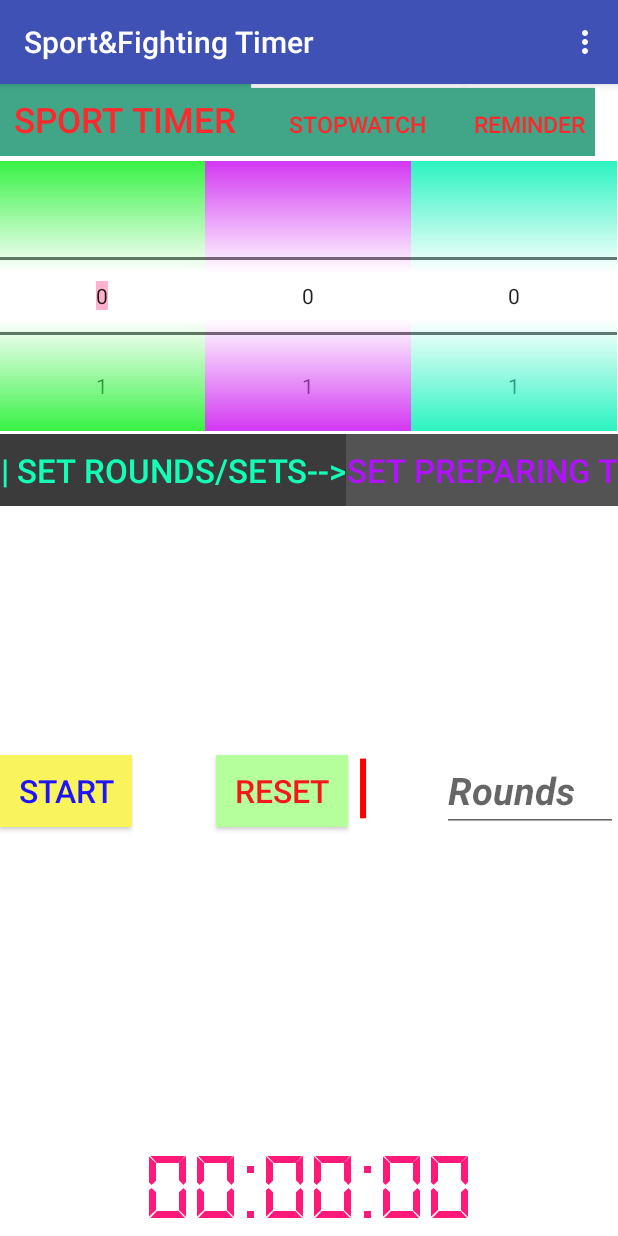
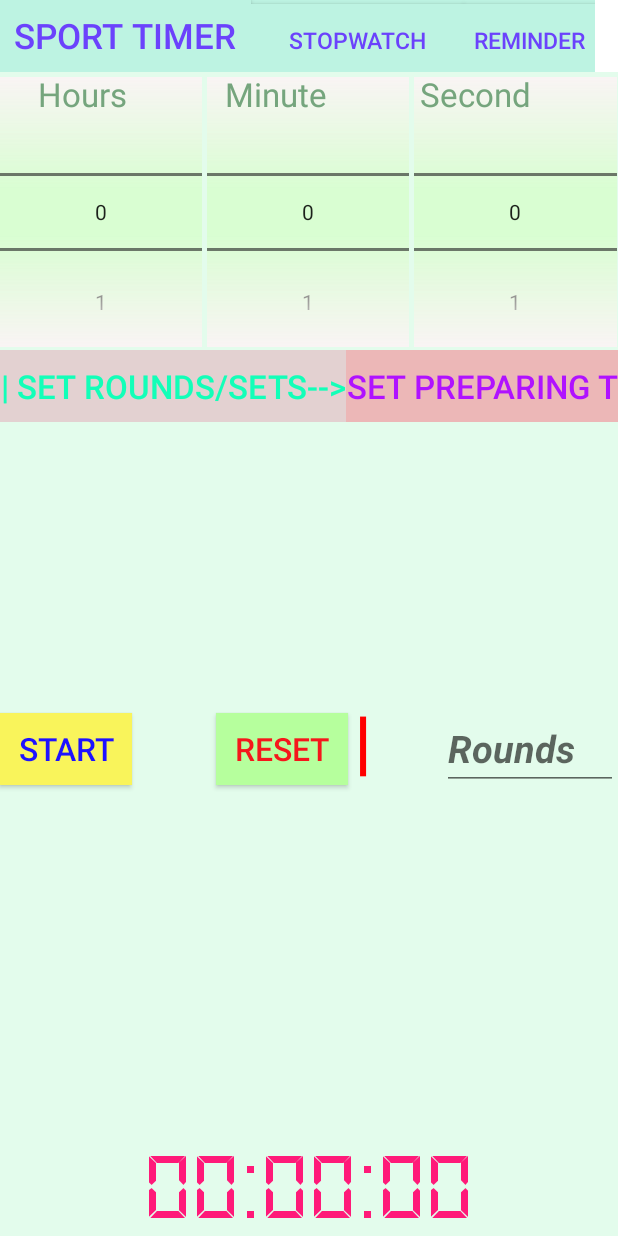
Before and after one commit to vasterlord/LastProG_Timer, an Android app: the screen it shows after launch (MainActivity), on a phone screen of 412 x 824 dp. Run offline under Robolectric (Android 15) with nearby library versions, the phone set to English and light mode, and no system bars.

Commit message:
modifi all desine

```diff
--- a/app/src/main/java/timerbench/com/timerbench/MainActivity.java
+++ b/app/src/main/java/timerbench/com/timerbench/MainActivity.java
@@ -26,6 +26,7 @@ import java.text.DateFormat;
 import java.util.ArrayList;
 import java.util.Calendar;
 import java.util.Date;
+import java.util.List;
 
 import timerbench.com.timerbench.adapters.AlyarmAdapter;
 import timerbench.com.timerbench.model.UserAlyarm;
@@ -167,10 +168,9 @@ public class MainActivity extends AppCompatActivity {
                 Bundle bundle = data.getExtras();
                 String message = bundle.getString("message", "Alarm started");
                 Calendar calendar = (Calendar) bundle.get("calendar");
-
+                UserAlyarm userAlarm = new UserAlyarm();
                 if (calendar != null) {
                     startAlert(calendar, message);
-                    UserAlyarm userAlarm = new UserAlyarm();
                     userAlarm.setMessage(message);
                     userAlarm.setTime(DateFormat.getDateTimeInstance().format(calendar.getTime()));
                     userAlarmArrayList.add(0, userAlarm);
@@ -181,6 +181,8 @@ public class MainActivity extends AppCompatActivity {
     }
 
     public void startAlert(Calendar calendar, String message) {
+//        List<Intent> intents = new ArrayList<>();
+//        intents.add(0, new Intent(this, AlarmReceiver.class).putExtra("message", message));
         Intent intent = new Intent(this, AlarmReceiver.class);
         intent.putExtra("message", message);
         PendingIntent pendingIntent = PendingIntent.getBroadcast(this.getApplicationContext(), REQUEST_CODE_ALERT, intent, 0);
--- a/app/src/main/java/timerbench/com/timerbench/SportTimer.java
+++ b/app/src/main/java/timerbench/com/timerbench/SportTimer.java
@@ -474,6 +474,7 @@ public class SportTimer extends Fragment {
                 setTimeOption = 2;
             }
             else if ((rounds ==  0)||(end == 1)) {
+                setTimeOption = 1;
                 npHours.setEnabled(true);
                 npMinutes.setEnabled(true);
                 npSeconds.setEnabled(true);
--- a/app/src/main/java/timerbench/com/timerbench/adapters/AlyarmAdapter.java
+++ b/app/src/main/java/timerbench/com/timerbench/adapters/AlyarmAdapter.java
@@ -7,9 +7,11 @@ import android.view.View;
 import android.view.ViewGroup;
 import android.widget.BaseAdapter;
 import android.widget.Button;
+import android.widget.ListView;
 import android.widget.TextView;
 
 import java.util.ArrayList;
+import java.util.List;
 
 import timerbench.com.timerbench.R;
 import timerbench.com.timerbench.model.UserAlyarm;
@@ -19,15 +21,16 @@ import timerbench.com.timerbench.model.UserAlyarm;
  */
 public class AlyarmAdapter extends BaseAdapter {
 
-//    private final Context context;
+    private final Context context;
     private final ArrayList<UserAlyarm> alarmArrayList;
     private final LayoutInflater inflater;
 
     public AlyarmAdapter(Context context, ArrayList<UserAlyarm> alarmArrayList) {
-//        this.context = context;
+        this.context = context;
+//      this.alarmArrayList.addAll(alarmArrayList);
         this.alarmArrayList = alarmArrayList;
-//        inflater = LayoutInflater.from(this.context);
-        inflater = (LayoutInflater) context.getSystemService(context.LAYOUT_INFLATER_SERVICE);
+        inflater = LayoutInflater.from(this.context);
+     //   inflater = (LayoutInflater) context.getSystemService(context.LAYOUT_INFLATER_SERVICE);
     }
 
     @Override
@@ -59,9 +62,20 @@ public class AlyarmAdapter extends BaseAdapter {
             mViewHolder = (MyViewHolder) convertView.getTag();
         }
 
+//        Button buttonRem = (Button) view.findViewById(R.id.buttonRemovs);
+//        ListView  listView = (ListView) view.findViewById(R.id.listView);
+//        buttonRem.setOnClickListener(new View.OnClickListener() {
+//            @Override
+//            public void onClick(View v) {
+//               listView.removeFooterView(v);
+//            }
+//        });
+
         UserAlyarm userAlarm = alarmArrayList.get(position);
         mViewHolder.textViewMessage.setText(userAlarm.getMessage());
         mViewHolder.textViewTime.setText(userAlarm.getTime());
+
+
 
         return convertView;
     }
--- a/app/src/main/java/timerbench/com/timerbench/resivers/RingAlarm.java
+++ b/app/src/main/java/timerbench/com/timerbench/resivers/RingAlarm.java
@@ -5,6 +5,7 @@ import android.media.MediaPlayer;
 import android.media.RingtoneManager;
 import android.net.Uri;
 import android.os.Bundle;
+import android.util.Log;
 import android.view.View;
 import android.view.Window;
 import android.widget.Button;
@@ -34,7 +35,7 @@ public void onCreate(Bundle savedInstanceState) {
         mp = MediaPlayer.create(getApplicationContext(), notification);
         mp.setLooping(true);
         mp.start();
-
+        Log.d("TAG", "ALERT2222!!");
         String message = getIntent().getExtras().getString("message", "Alarm started");
 
         messageTetxtView.setText(message);
--- a/app/src/main/res/layout-v23/fragment_sport_timer.xml
+++ b/app/src/main/res/layout-v23/fragment_sport_timer.xml
@@ -6,7 +6,7 @@
     android:layout_height="match_parent"
     android:orientation="vertical"
     tools:context=".SportTimer"
-    android:background="#ffffff">
+    android:background="#e3fcec">
 
 
 
@@ -16,42 +16,38 @@
         android:layout_height="wrap_content"
         android:id="@+id/pincers"
         android:visibility="visible"
-        android:layout_marginTop="3dp">
+        android:layout_marginTop="3dp"
+        android:background="#e3fcec">
+
+
 
         <NumberPicker
             android:layout_width="wrap_content"
             android:layout_height="wrap_content"
             android:id="@+id/npHours"
-            android:background="#ffffff"
-            android:solidColor="#38f244"
+            android:background="#d9fed2"
+            android:solidColor="#f9f4f4"
             android:layout_weight="0.2"
-            android:contextClickable="false"
-            android:clickable="false"
-            android:focusable="false"
-            android:longClickable="false"/>
+            android:descendantFocusability="blocksDescendants"
+            android:layout_marginRight="3dp" />
 
         <NumberPicker
             android:layout_width="wrap_content"
             android:layout_height="wrap_content"
             android:id="@+id/npMinute"
-            android:background="#ffffff"
-            android:solidColor="#d338f2"
+            android:background="#d9fed2"
+            android:solidColor="#f9f4f4"
+            android:descendantFocusability="blocksDescendants"
             android:layout_weight="0.2"
-            android:contextClickable="false"
-            android:clickable="false"
-            android:focusable="false"
-            android:longClickable="false"/>
+            android:layout_marginRight="3dp" />
 
         <NumberPicker
             android:layout_width="wrap_content"
             android:layout_height="wrap_content"
             android:id="@+id/npSecond"
-            android:contextClickable="false"
-            android:clickable="false"
-            android:focusable="false"
-            android:longClickable="false"
-            android:background="#ffffff"
-            android:solidColor="#2bf3c1"
+            android:background="#d9fed2"
+            android:descendantFocusability="blocksDescendants"
+            android:solidColor="#f9f4f4"
             android:layout_weight="0.2" />
     </LinearLayout>
     <HorizontalScrollView
@@ -76,7 +72,7 @@
                 android:id="@+id/btnRounds"
                 android:textColor="#12ffb8"
                 android:textSize="@dimen/dp22"
-                android:background="#3b3b3b" />
+                android:background="#e3d1d1" />
 
             <Button
                 android:layout_width="wrap_content"
@@ -85,7 +81,7 @@
                 android:id="@+id/btnPrepare"
                 android:textColor="#b012ff"
                 android:textSize="@dimen/dp22"
-                android:background="#535353" />
+                android:background="#ecb7b7" />
 
             <Button
                 android:layout_width="wrap_content"
@@ -94,7 +90,7 @@
                 android:id="@+id/btnWork"
                 android:textColor="#ff1259"
                 android:textSize="@dimen/dp22"
-                android:background="#575757" />
+                android:background="#e3d1d1" />
 
             <Button
                 android:layout_width="wrap_content"
@@ -103,7 +99,7 @@
                 android:id="@+id/btnRest"
                 android:textColor="#0586f7"
                 android:textSize="@dimen/dp22"
-                android:background="#6e6e6e" />
+                android:background="#ecb7b7" />
         </LinearLayout>
     </HorizontalScrollView>
     <Button
@@ -125,7 +121,7 @@
         android:layout_marginTop="50dp"
         android:textAppearance="?android:attr/textAppearanceMedium"
         android:textColor="#ff1a79"
-        android:background="#ffffff"
+        android:background="#e3fcec"
         android:layout_marginRight="0dp"
         android:layout_marginLeft="0dp"
         android:text="00:00:00"
@@ -190,4 +186,31 @@
         android:contextClickable="true"
         android:clickable="true"/>
 
+    <TextView
+        android:layout_width="wrap_content"
+        android:layout_height="wrap_content"
+        android:textAppearance="?android:attr/textAppearanceLarge"
+        android:text="Hours"
+        android:id="@+id/textView3"
+        android:layout_marginLeft="25dp"
+        android:textColor="#75a57d" />
+
+    <TextView
+        android:layout_width="wrap_content"
+        android:layout_height="wrap_content"
+        android:textAppearance="?android:attr/textAppearanceLarge"
+        android:text="Minute"
+        android:id="@+id/textView4"
+        android:layout_marginLeft="150dp"
+        android:textColor="#75a57d" />
+
+    <TextView
+        android:layout_width="wrap_content"
+        android:layout_height="wrap_content"
+        android:textAppearance="?android:attr/textAppearanceLarge"
+        android:text="Second"
+        android:id="@+id/textView5"
+        android:layout_marginLeft="280dp"
+        android:textColor="#75a57d" />
+
 </FrameLayout>
--- a/app/src/main/res/layout/activity_main.xml
+++ b/app/src/main/res/layout/activity_main.xml
@@ -12,13 +12,6 @@
         android:layout_height="wrap_content"
         android:theme="@style/AppTheme.AppBarOverlay">
 
-        <android.support.v7.widget.Toolbar
-            android:id="@+id/toolbar"
-            android:layout_width="match_parent"
-            android:layout_height="?attr/actionBarSize"
-            android:background="?attr/colorPrimary"
-            app:popupTheme="@style/AppTheme.PopupOverlay" />
-
     </android.support.design.widget.AppBarLayout>
 
     <include layout="@layout/content_main" />
--- a/app/src/main/res/layout/activity_time.xml
+++ b/app/src/main/res/layout/activity_time.xml
@@ -12,13 +12,6 @@
         android:layout_height="wrap_content"
         android:theme="@style/AppTheme.AppBarOverlay">
 
-        <android.support.v7.widget.Toolbar
-            android:id="@+id/toolbar"
-            android:layout_width="match_parent"
-            android:layout_height="?attr/actionBarSize"
-            android:background="?attr/colorPrimary"
-            app:popupTheme="@style/AppTheme.PopupOverlay" />
-
     </android.support.design.widget.AppBarLayout>
 
     <include layout="@layout/content_time" />
--- a/app/src/main/res/layout/content_main.xml
+++ b/app/src/main/res/layout/content_main.xml
@@ -14,14 +14,15 @@
         android:layout_height="match_parent"
         android:id="@+id/fragreplace"
         android:layout_centerHorizontal="true"
-        android:background="#ffffff"
+        android:background="#e3fcec"
         android:layout_below="@+id/ScrollMenu">
 
         <FrameLayout
             android:layout_width="match_parent"
             android:layout_height="match_parent"
             android:layout_gravity="center"
-            android:layout_margin="15dp">
+            android:layout_marginLeft="15dp"
+            android:layout_marginRight="15dp">
 
             <LinearLayout
                 xmlns:android="http://schemas.android.com/apk/res/android"
@@ -38,10 +39,9 @@
                     android:layout_width="match_parent"
                     android:layout_height="wrap_content"
                     android:gravity="center_horizontal"
-                    android:textSize="18sp"
+                    android:textSize="50dp"
                     android:textAppearance="?android:attr/textAppearanceLarge"
                     android:id="@+id/textViewTime"
-                    android:layout_marginTop="26dp"
                     android:textColor="#2be700" />
 
                 <LinearLayout
@@ -67,7 +67,7 @@
                     android:layout_marginTop="10dp"
                     android:layout_marginBottom="5dp"
                     android:textSize="25dp"
-                    android:textColor="#e8e8e8"
+                    android:textColor="#c19b9b"
                     android:textAppearance="?android:attr/textAppearanceMedium"
                     android:text="My alarms"
                     android:gravity="center_horizontal"
@@ -76,7 +76,8 @@
                 <ListView
                     android:layout_width="match_parent"
                     android:layout_height="match_parent"
-                    android:id="@+id/listView" />
+                    android:id="@+id/listView"
+                    android:layout_margin="15dp" />
 
             </LinearLayout>
         </FrameLayout>
@@ -93,15 +94,16 @@
             android:orientation="horizontal"
             android:layout_width="match_parent"
             android:layout_height="match_parent"
-            android:id="@+id/MenuOptions">
+            android:id="@+id/MenuOptions"
+            android:background="#bdf3e2">
 
             <Button
                 android:layout_width="167dp"
                 android:layout_height="wrap_content"
                 android:text="Sport timer"
                 android:id="@+id/btnSportTimer"
-                android:background="#40a687"
-                android:textColor="#ff282c"
+                android:background="#bdf3e2"
+                android:textColor="#6b42fc"
                 android:onClick="onClick"
                 android:textSize="23dp" />
 
@@ -110,8 +112,8 @@
                 android:layout_height="wrap_content"
                 android:text="Stopwatch"
                 android:id="@+id/btnStopwatch"
-                android:background="#40a687"
-                android:textColor="#ff282c"
+                android:background="#bdf3e2"
+                android:textColor="#6b42fc"
                 android:onClick="onClick"
                 android:textSize="15dp" />
 
@@ -120,8 +122,8 @@
                 android:layout_height="wrap_content"
                 android:text="Reminder"
                 android:id="@+id/btnReminder"
-                android:background="#40a687"
-                android:textColor="#ff282c"
+                android:background="#bdf3e2"
+                android:textColor="#6b42fc"
                 android:onClick="onClick"
                 android:layout_weight="673.50"
                 android:textSize="15dp" />
--- a/app/src/main/res/layout/content_time.xml
+++ b/app/src/main/res/layout/content_time.xml
@@ -14,10 +14,9 @@
             android:layout_height="wrap_content">
 
             <timerbench.com.timerbench.custom.CustomDatePicker
-                android:layout_width="match_parent"
+                android:layout_width="394dp"
                 android:layout_height="wrap_content"
-                android:id="@+id/datePicker"
-                android:layout_marginTop="30dp"/>
+                android:id="@+id/datePicker" />
 
             <timerbench.com.timerbench.custom.CustomTimePicker
                 android:layout_width="match_parent"
--- a/app/src/main/res/layout/fragment_sport_timer.xml
+++ b/app/src/main/res/layout/fragment_sport_timer.xml
@@ -6,7 +6,7 @@
     android:layout_height="match_parent"
     android:orientation="vertical"
     tools:context=".SportTimer"
-    android:background="#ffffff">
+    android:background="#e3fcec">
 
 
 
@@ -16,7 +16,8 @@
         android:layout_height="wrap_content"
         android:id="@+id/pincers"
         android:visibility="visible"
-        android:layout_marginTop="3dp">
+        android:layout_marginTop="3dp"
+        android:background="#e3fcec">
 
 
 
@@ -24,27 +25,29 @@
             android:layout_width="wrap_content"
             android:layout_height="wrap_content"
             android:id="@+id/npHours"
-            android:background="#ffffff"
-            android:solidColor="#38f244"
+            android:background="#d9fed2"
+            android:solidColor="#f9f4f4"
             android:layout_weight="0.2"
-            android:descendantFocusability="blocksDescendants"/>
+            android:descendantFocusability="blocksDescendants"
+            android:layout_marginRight="3dp" />
 
         <NumberPicker
             android:layout_width="wrap_content"
             android:layout_height="wrap_content"
             android:id="@+id/npMinute"
-            android:background="#ffffff"
-            android:solidColor="#d338f2"
+            android:background="#d9fed2"
+            android:solidColor="#f9f4f4"
             android:descendantFocusability="blocksDescendants"
-            android:layout_weight="0.2" />
+            android:layout_weight="0.2"
+            android:layout_marginRight="3dp" />
 
         <NumberPicker
             android:layout_width="wrap_content"
             android:layout_height="wrap_content"
             android:id="@+id/npSecond"
-            android:background="#ffffff"
+            android:background="#d9fed2"
             android:descendantFocusability="blocksDescendants"
-            android:solidColor="#2bf3c1"
+            android:solidColor="#f9f4f4"
             android:layout_weight="0.2" />
     </LinearLayout>
     <HorizontalScrollView
@@ -69,7 +72,7 @@
                 android:id="@+id/btnRounds"
                 android:textColor="#12ffb8"
                 android:textSize="@dimen/dp22"
-                android:background="#3b3b3b" />
+                android:background="#e3d1d1" />
 
             <Button
                 android:layout_width="wrap_content"
@@ -78,7 +81,7 @@
                 android:id="@+id/btnPrepare"
                 android:textColor="#b012ff"
                 android:textSize="@dimen/dp22"
-                android:background="#535353" />
+                android:background="#ecb7b7" />
 
             <Button
                 android:layout_width="wrap_content"
@@ -87,7 +90,7 @@
                 android:id="@+id/btnWork"
                 android:textColor="#ff1259"
                 android:textSize="@dimen/dp22"
-                android:background="#575757" />
+                android:background="#e3d1d1" />
 
             <Button
                 android:layout_width="wrap_content"
@@ -96,7 +99,7 @@
                 android:id="@+id/btnRest"
                 android:textColor="#0586f7"
                 android:textSize="@dimen/dp22"
-                android:background="#6e6e6e" />
+                android:background="#ecb7b7" />
         </LinearLayout>
     </HorizontalScrollView>
     <Button
@@ -108,7 +111,8 @@
         android:textSize="@dimen/dp21"
         android:background="#f9f45b"
         android:layout_gravity="left|center_vertical"
-        android:layout_marginTop="63dp" />
+        android:layout_marginTop="63dp"
+        android:layout_marginLeft="6dp" />
 
     <TextView
         android:id="@+id/textViewTime"
@@ -118,7 +122,7 @@
         android:layout_marginTop="50dp"
         android:textAppearance="?android:attr/textAppearanceMedium"
         android:textColor="#ff1a79"
-        android:background="#ffffff"
+        android:background="#e3fcec"
         android:layout_marginRight="0dp"
         android:layout_marginLeft="0dp"
         android:text="00:00:00"
@@ -184,4 +188,31 @@
         android:descendantFocusability="blocksDescendants"
         android:clickable="true"/>
 
+    <TextView
+        android:layout_width="wrap_content"
+        android:layout_height="wrap_content"
+        android:textAppearance="?android:attr/textAppearanceLarge"
+        android:text="Hours"
+        android:id="@+id/textView3"
+        android:layout_marginLeft="25dp"
+        android:textColor="#75a57d" />
+
+    <TextView
+        android:layout_width="wrap_content"
+        android:layout_height="wrap_content"
+        android:textAppearance="?android:attr/textAppearanceLarge"
+        android:text="Minute"
+        android:id="@+id/textView4"
+        android:layout_marginLeft="150dp"
+        android:textColor="#75a57d" />
+
+    <TextView
+        android:layout_width="wrap_content"
+        android:layout_height="wrap_content"
+        android:textAppearance="?android:attr/textAppearanceLarge"
+        android:text="Second"
+        android:id="@+id/textView5"
+        android:layout_marginLeft="280dp"
+        android:textColor="#75a57d" />
+
 </FrameLayout>
--- a/app/src/main/res/layout/fragment_stopwatch.xml
+++ b/app/src/main/res/layout/fragment_stopwatch.xml
@@ -8,7 +8,7 @@
     android:paddingTop="@dimen/activity_vertical_margin"
     android:orientation="vertical"
     tools:context=".Stopwatch"
-    android:background="#020202">
+    android:background="#e3fcec">
 
     android:background="#020202">
 
@@ -26,8 +26,7 @@
 
             <RelativeLayout
                 android:layout_width="match_parent"
-                android:layout_height="match_parent"
-                android:background="#020202">
+                android:layout_height="match_parent">
 
                 <TextView
                     android:layout_width="wrap_content"
@@ -65,7 +64,6 @@
                 android:id="@+id/sv_laps"
                 android:layout_width="match_parent"
                 android:layout_height="177dp"
-                android:background="#020202"
                 android:layout_alignParentBottom="true">
 
                 <EditText
@@ -76,8 +74,7 @@
                     android:textAppearance="?android:attr/textAppearanceLarge"
                     android:textColor="#028dff"
                     android:enabled="true"
-                    android:editable="false"
-                    android:background="#030303" />
+                    android:editable="false" />
 
             </ScrollView>
 
@@ -97,7 +94,7 @@
                 android:layout_weight="1"
                 android:textSize="40dp"
                 android:textColor="#07fd20"
-                android:background="#000000" />
+                android:background="#e3fcec" />
 
             <Button
                 android:layout_width="match_parent"
@@ -107,7 +104,7 @@
                 android:layout_weight="1"
                 android:textSize="40dp"
                 android:textColor="#fd071c"
-                android:background="#000000" />
+                android:background="#e3fcec" />
         </LinearLayout>
 
     </LinearLayout>
--- a/app/src/main/res/layout/list_item.xml
+++ b/app/src/main/res/layout/list_item.xml
@@ -22,7 +22,8 @@
             android:textColor="#000"
             android:textAppearance="?android:attr/textAppearanceMedium"
             android:text="Message"
-            android:id="@+id/textViewMessage" />
+            android:id="@+id/textViewMessage"
+            android:layout_marginLeft="40dp" />
 
         <TextView
             android:layout_width="match_parent"
@@ -31,14 +32,9 @@
             android:textColor="#313131"
             android:textAppearance="?android:attr/textAppearanceMedium"
             android:text="Time"
-            android:id="@+id/textViewTime" />
+            android:id="@+id/textViewTime"
+            android:layout_marginLeft="30dp" />
 
-        <Button
-            android:layout_width="match_parent"
-            android:layout_height="wrap_content"
-            android:text="Remove"
-            android:id="@+id/button"
-            android:layout_gravity="center_horizontal" />
     </LinearLayout>
 
 </LinearLayout>
```
Also changed, not shown: app/src/main/java/timerbench/com/timerbench/resivers/AlarmReceiver.java (+10 -7 lines).
